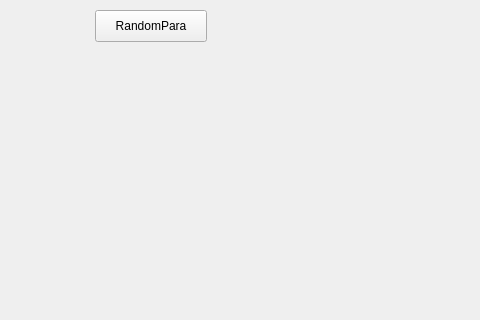
Qt form ANN-Simulator/mainwindow.ui (caihuayi/ANN-Simulator) before a commit; both pictures show x 215 to 695 and y 0 to 320 of the 800 by 600 pixel window.
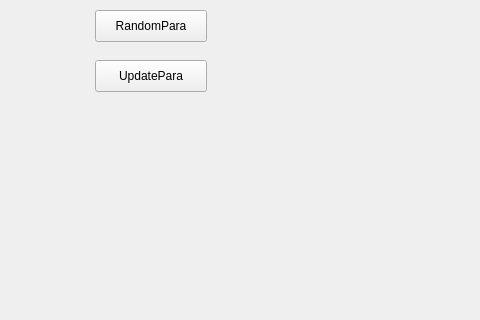
The same form after that commit.

Commit message: Updating para is completed

Diff of the .ui file:
```diff
--- a/ANN-Simulator/mainwindow.ui
+++ b/ANN-Simulator/mainwindow.ui
@@ -66,12 +66,36 @@
      <rect>
       <x>440</x>
       <y>0</y>
-      <width>160</width>
+      <width>101</width>
       <height>191</height>
      </rect>
     </property>
     <layout class="QVBoxLayout" name="para_layout"/>
    </widget>
+   <widget class="QPushButton" name="button_update">
+    <property name="geometry">
+     <rect>
+      <x>310</x>
+      <y>60</y>
+      <width>112</width>
+      <height>32</height>
+     </rect>
+    </property>
+    <property name="text">
+     <string>UpdatePara</string>
+    </property>
+   </widget>
+   <widget class="QWidget" name="verticalLayoutWidget_3">
+    <property name="geometry">
+     <rect>
+      <x>570</x>
+      <y>10</y>
+      <width>101</width>
+      <height>161</height>
+     </rect>
+    </property>
+    <layout class="QVBoxLayout" name="activation_layout"/>
+   </widget>
   </widget>
   <widget class="QMenuBar" name="menubar">
    <property name="geometry">
```
The commit also changes 23 other files.
